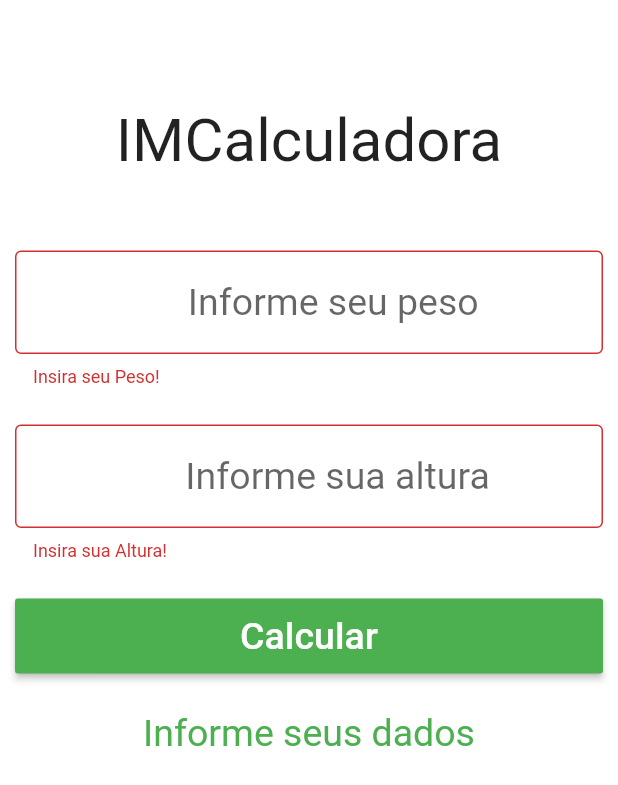
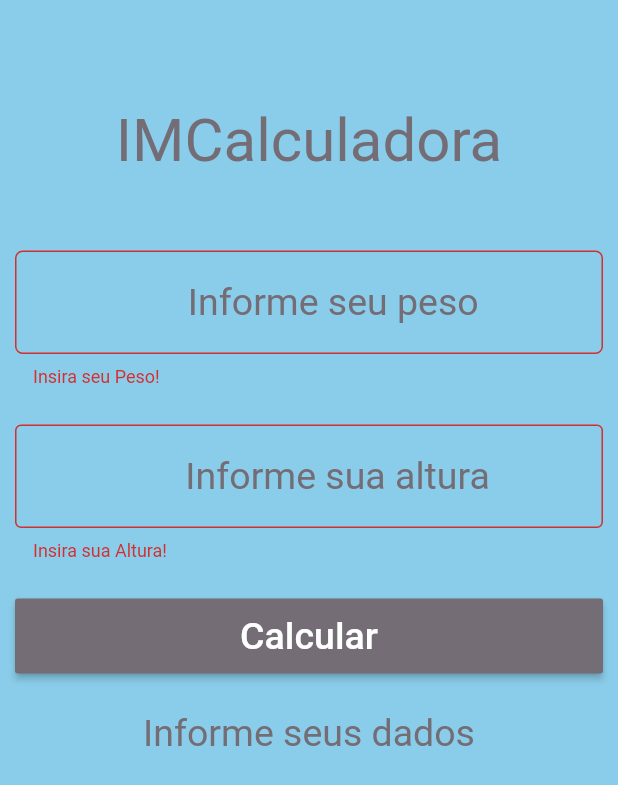
Before and after one commit to ademir2011/CalculadoraIMC_Flutter, a Flutter app: the screen it shows after launch, after a tap on "Calcular", on a phone screen of 412 x 824 dp. Shown: the top 785 px of the screen. Run offline on Flutter 3.47's test engine with Material 2 defaults, Android fonts, the phone set to English and light mode, and no system bars; our stand-ins replace font_awesome_flutter; missing offline and left inert: firebase_admob; accounts and stored records are empty.

Commit message:
app realease

```diff
--- a/lib/main.dart
+++ b/lib/main.dart
@@ -52,7 +52,7 @@ class _HomeState extends State<Home> {
 
   void startBanner() {
     bannerAd = BannerAd(
-      adUnitId: BannerAd.testAdUnitId,
+      adUnitId: 'ca-app-pub-2802875285191503/4295305130',
       size: AdSize.smartBanner,
       targetingInfo: targetingInfo,
       listener: (MobileAdEvent event) {
@@ -101,17 +101,18 @@ class _HomeState extends State<Home> {
       double height = double.parse(heightController.text) / 100;
       double imc = weight / (height * height);
       if (imc < 18.5) {
-        _infoText = "Abaixo do Peso (${imc.toStringAsPrecision(4)})";
+        _infoText = "Abaixo do Peso IMC: ${imc.toStringAsPrecision(4)}";
       } else if (imc >= 18.5 && imc <= 24.9) {
-        _infoText = "Peso normal (${imc.toStringAsPrecision(4)})";
+        _infoText = "Peso normal  IMC: ${imc.toStringAsPrecision(4)}";
       } else if (imc >= 25.0 && imc <= 29.9) {
-        _infoText = "Levemente Acima do Peso (${imc.toStringAsPrecision(4)})";
+        _infoText =
+            "Levemente Acima do Peso IMC: ${imc.toStringAsPrecision(4)}";
       } else if (imc >= 30.0 && imc <= 34.9) {
-        _infoText = "Obesidade de Grau 1 (${imc.toStringAsPrecision(4)})";
+        _infoText = "Obesidade de Grau 1 IMC: ${imc.toStringAsPrecision(4)}";
       } else if (imc >= 35.0 && imc <= 39.9) {
-        _infoText = "Obesidade de Grau 2 (${imc.toStringAsPrecision(4)})";
+        _infoText = "Obesidade de Grau 2 IMC: ${imc.toStringAsPrecision(4)}";
       } else if (imc >= 40) {
-        _infoText = "Obesidade de Grau 3 (${imc.toStringAsPrecision(4)})";
+        _infoText = "Obesidade de Grau 3 IMC: ${imc.toStringAsPrecision(4)}";
       }
     });
   }
@@ -120,7 +121,7 @@ class _HomeState extends State<Home> {
   Widget build(BuildContext context) {
     return Scaffold(
       appBar: null,
-      backgroundColor: Colors.white,
+      backgroundColor: Color(0xFF8ACDEA),
       body: SingleChildScrollView(
         padding: EdgeInsets.fromLTRB(10.0, 20.0, 10.0, 50.0),
         child: Form(
@@ -133,26 +134,38 @@ class _HomeState extends State<Home> {
               ),
               Text(
                 'IMCalculadora',
-                style: TextStyle(fontSize: 40.0),
+                style: TextStyle(fontSize: 40.0, color: Color(0xff746D75)),
               ),
               SizedBox(
                 height: 50.0,
               ),
               TextFormField(
-                keyboardType: TextInputType.number,
+                keyboardType: TextInputType.numberWithOptions(
+                    decimal: true, signed: false),
                 decoration: InputDecoration(
                   hintText: 'Informe seu peso',
+                  hintStyle: TextStyle(
+                    color: Color(0xff746D75),
+                  ),
                   prefix: Text(
                     'KG',
+                    style: TextStyle(
+                      color: Color(0xff746D75),
+                    ),
                   ),
-                  border: OutlineInputBorder(),
+                  border: OutlineInputBorder(
+                    borderRadius: BorderRadius.circular(5.0),
+                    borderSide: BorderSide(color: Colors.red, width: 5.0),
+                  ),
                 ),
                 textAlign: TextAlign.center,
-                style: TextStyle(color: Colors.green, fontSize: 25.0),
+                style: TextStyle(color: Color(0xff746D75), fontSize: 25.0),
                 controller: weightController,
                 validator: (value) {
                   if (value.isEmpty) {
                     return "Insira seu Peso!";
+                  } else if (value.length > 3) {
+                    return "Peso inválido!";
                   }
                 },
               ),
@@ -163,13 +176,19 @@ class _HomeState extends State<Home> {
                 keyboardType: TextInputType.number,
                 decoration: InputDecoration(
                   hintText: 'Informe sua altura',
+                  hintStyle: TextStyle(
+                    color: Color(0xff746D75),
+                  ),
                   prefix: Text(
                     'CM',
+                    style: TextStyle(
+                      color: Color(0xff746D75),
+                    ),
                   ),
                   border: OutlineInputBorder(),
                 ),
                 textAlign: TextAlign.center,
-                style: TextStyle(color: Colors.green, fontSize: 25.0),
+                style: TextStyle(color: Color(0xff8C4843), fontSize: 25.0),
                 controller: heightController,
                 validator: (value) {
                   print(value.length);
@@ -199,7 +218,7 @@ class _HomeState extends State<Home> {
                       fontSize: 25.0,
                     ),
                   ),
-                  color: Colors.green,
+                  color: Color(0xff746D75),
                 ),
               ),
               SizedBox(
@@ -209,7 +228,7 @@ class _HomeState extends State<Home> {
                 _infoText,
                 textAlign: TextAlign.center,
                 style: TextStyle(
-                  color: Colors.green,
+                  color: Color(0xff746D75),
                   fontSize: 25.0,
                 ),
               )
```
Also changed, not shown: pubspec.yaml (+6 -1 lines), assets/IMCalc.png (added), pubspec.lock, 29 other files.
